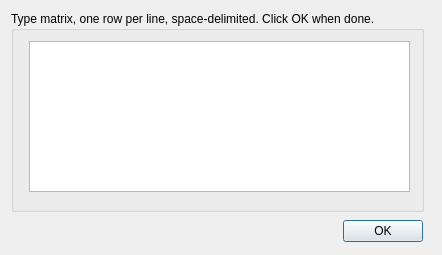
Above: src/Interface/Modules/Math/CreateMatrix.ui from SCIInstitute/SCIRun before the change. Below: the same form after it.
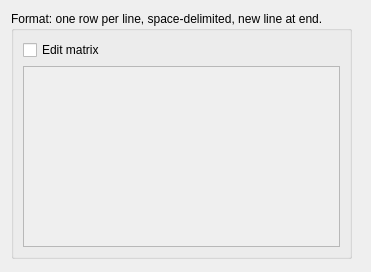
That is the form after the change.

Diff of the .ui file:
```diff
--- a/src/Interface/Modules/Math/CreateMatrix.ui
+++ b/src/Interface/Modules/Math/CreateMatrix.ui
@@ -6,8 +6,8 @@
    <rect>
     <x>0</x>
     <y>0</y>
-    <width>442</width>
-    <height>255</height>
+    <width>371</width>
+    <height>272</height>
    </rect>
   </property>
   <property name="sizePolicy">
@@ -18,57 +18,47 @@
   </property>
   <property name="minimumSize">
    <size>
-    <width>442</width>
+    <width>371</width>
     <height>255</height>
    </size>
   </property>
   <property name="windowTitle">
    <string>Dialog</string>
   </property>
-  <widget class="QDialogButtonBox" name="buttonBox">
-   <property name="enabled">
-    <bool>true</bool>
-   </property>
-   <property name="geometry">
-    <rect>
-     <x>10</x>
-     <y>220</y>
-     <width>413</width>
-     <height>23</height>
-    </rect>
-   </property>
-   <property name="orientation">
-    <enum>Qt::Horizontal</enum>
-   </property>
-   <property name="standardButtons">
-    <set>QDialogButtonBox::Ok</set>
-   </property>
-   <property name="centerButtons">
-    <bool>false</bool>
-   </property>
-  </widget>
   <widget class="QGroupBox" name="groupBox">
    <property name="geometry">
     <rect>
      <x>11</x>
      <y>11</y>
-     <width>413</width>
-     <height>201</height>
+     <width>341</width>
+     <height>248</height>
     </rect>
    </property>
+   <property name="minimumSize">
+    <size>
+     <width>341</width>
+     <height>248</height>
+    </size>
+   </property>
    <property name="title">
-    <string>Type matrix, one row per line, space-delimited. Click OK when done.</string>
+    <string>Format: one row per line, space-delimited, new line at end.</string>
    </property>
-   <widget class="QPlainTextEdit" name="matrixTextEdit_">
-    <property name="geometry">
-     <rect>
-      <x>18</x>
-      <y>30</y>
-      <width>381</width>
-      <height>151</height>
-     </rect>
-    </property>
-   </widget>
+   <layout class="QGridLayout" name="gridLayout">
+    <item row="0" column="0">
+     <widget class="QCheckBox" name="editCheckBox_">
+      <property name="text">
+       <string>Edit matrix</string>
+      </property>
+     </widget>
+    </item>
+    <item row="1" column="0">
+     <widget class="QPlainTextEdit" name="matrixTextEdit_">
+      <property name="enabled">
+       <bool>false</bool>
+      </property>
+     </widget>
+    </item>
+   </layout>
   </widget>
  </widget>
  <resources/>
```
Left out of the diff: 32 changed lines with no effect on the pictures.
